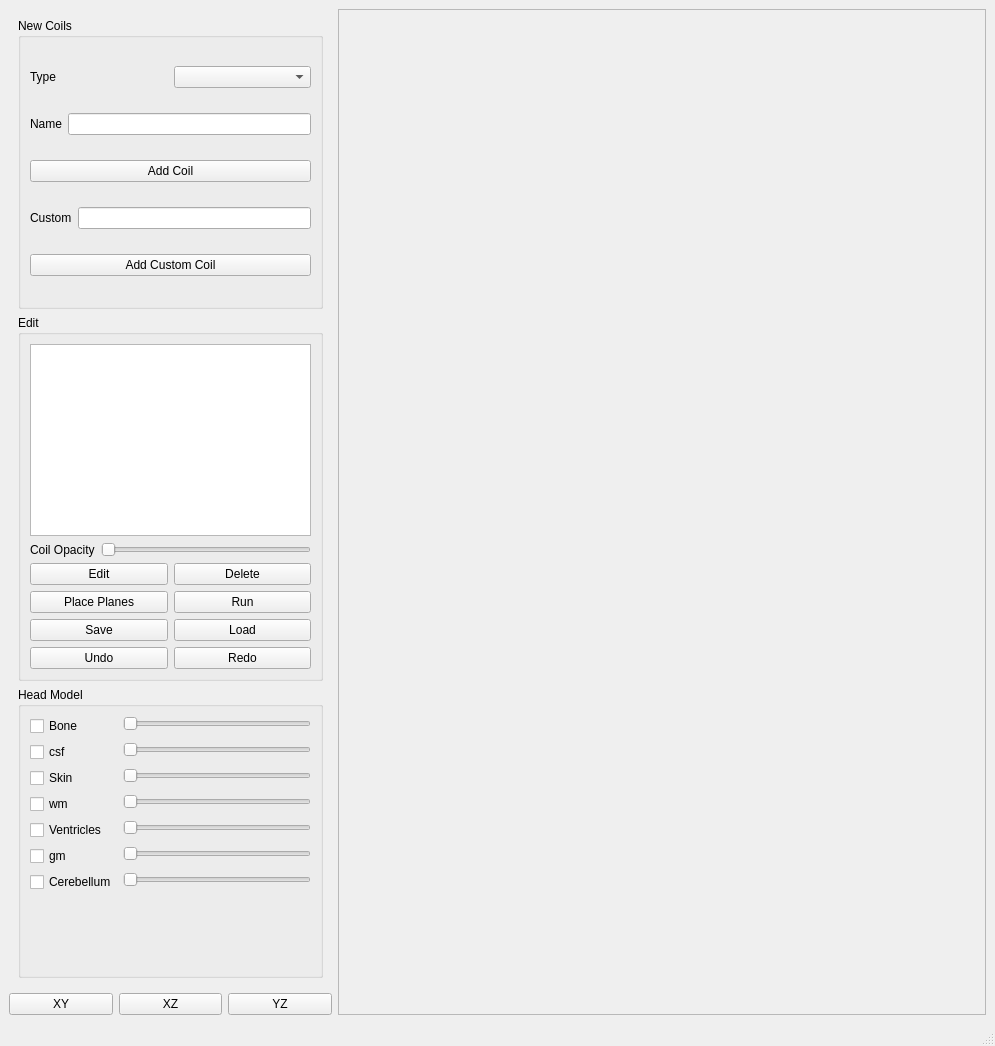
Before: the Qt Designer form src/bemfmm/gui/gui1.ui in BEM-FMM-Team/bem-fmm-python, drawn with Qt 5.
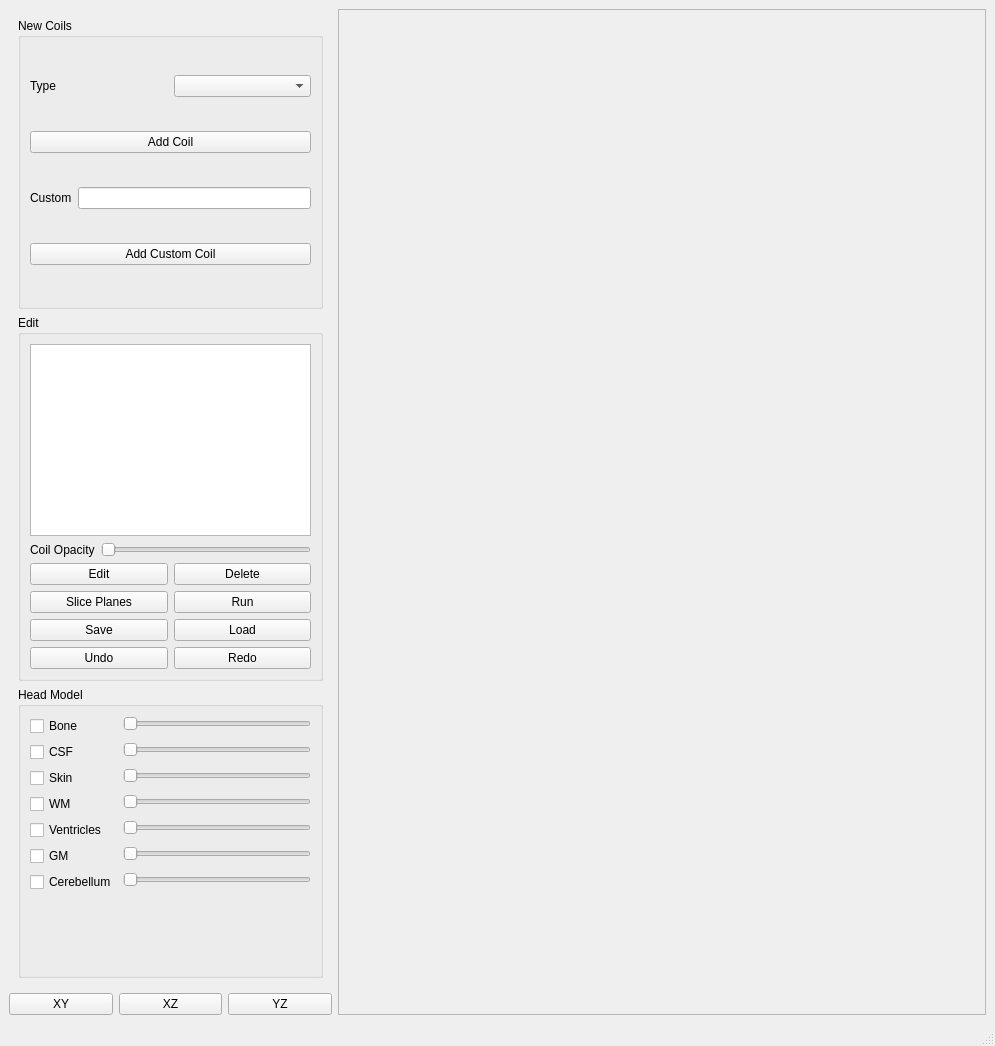
After: the same form once the commit is applied.

Diff of the .ui file:
```diff
--- a/src/bemfmm/gui/gui1.ui
+++ b/src/bemfmm/gui/gui1.ui
@@ -49,20 +49,6 @@
                  </item>
                 </layout>
                </item>
-               <item>
-                <layout class="QHBoxLayout" name="horizontalLayout_7">
-                 <item>
-                  <widget class="QLabel" name="label_5">
-                   <property name="text">
-                    <string>Name</string>
-                   </property>
-                  </widget>
-                 </item>
-                 <item>
-                  <widget class="QLineEdit" name="NameEntry"/>
-                 </item>
-                </layout>
-               </item>
                <item>
                 <widget class="QPushButton" name="AddCoil">
                  <property name="text">
@@ -188,7 +174,7 @@
                <item row="1" column="0">
                 <widget class="QPushButton" name="PlanePlaceButton">
                  <property name="text">
-                  <string>Place Planes</string>
+                  <string>Slice Planes</string>
                  </property>
                 </widget>
                </item>
@@ -220,7 +206,7 @@
              <item row="3" column="0">
               <widget class="QCheckBox" name="csf">
                <property name="text">
-                <string>csf</string>
+                <string>CSF</string>
                </property>
               </widget>
              </item>
@@ -248,7 +234,7 @@
              <item row="5" column="0">
               <widget class="QCheckBox" name="wm">
                <property name="text">
-                <string>wm</string>
+                <string>WM</string>
                </property>
               </widget>
              </item>
@@ -276,7 +262,7 @@
              <item row="7" column="0">
               <widget class="QCheckBox" name="gm">
                <property name="text">
-                <string>gm</string>
+                <string>GM</string>
                </property>
               </widget>
              </item>
@@ -538,6 +524,13 @@
                <string>GroupBox</string>
               </property>
               <layout class="QVBoxLayout" name="verticalLayout_20">
+               <item>
+                <widget class="QLabel" name="label_5">
+                 <property name="text">
+                  <string>Places slice planes for imaging.</string>
+                 </property>
+                </widget>
+               </item>
                <item>
                 <layout class="QVBoxLayout" name="verticalLayout_19">
                  <item>
```
Left out of the diff: 25 changed lines with no effect on the pictures.
